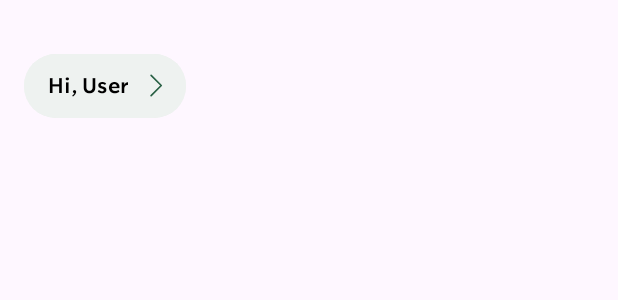
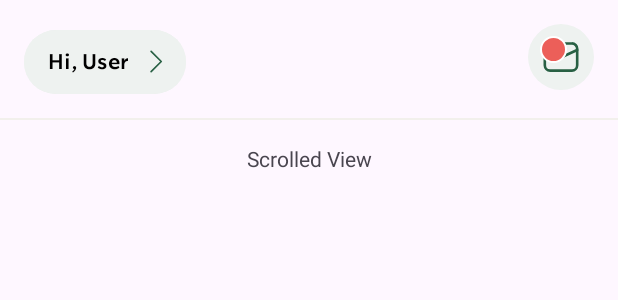
Before and after one commit to InSal99/UXAssignment3, an Android app: the layout activity_main.xml on its own in the app's theme, with its tools: preview values and no code run, on a phone screen of 412 x 824 dp. Shown: the top 300 px of the screen. Run offline under Robolectric (Android 15) with nearby library versions, the phone set to English and light mode, and no system bars.

Commit message:
add:icon-with-badge

```diff
--- /dev/null
+++ b/app/src/main/java/com/example/uxassignment3/IconWithBadgeView.kt
@@ -0,0 +1,51 @@
+package com.example.uxassignment3
+
+import android.content.Context
+import android.util.AttributeSet
+import android.view.LayoutInflater
+import android.widget.FrameLayout
+import android.widget.ImageView
+import android.widget.TextView
+
+class IconWithBadgeView @JvmOverloads constructor(
+    context: Context, attrs: AttributeSet? = null, defStyleAttr: Int = 0
+) : FrameLayout(context, attrs, defStyleAttr) {
+
+    private val icon: ImageView
+    private val badge: TextView
+
+    init {
+        // Inflate the layout
+        val view = LayoutInflater.from(context).inflate(R.layout.icon_with_badge, this, true)
+        icon = view.findViewById(R.id.ivIcon)
+        badge = view.findViewById(R.id.badge)
+
+        // Read the attrs
+        val typedArray = context.obtainStyledAttributes(attrs, R.styleable.IconWithBadgeView, defStyleAttr, 0)
+        val iconResId = typedArray.getResourceId(R.styleable.IconWithBadgeView_iconSrc, 0)
+        if (iconResId != 0) {
+            setIcon(iconResId)
+        }
+        typedArray.recycle()
+    }
+
+    // Set the icon
+    fun setIcon(resId: Int) {
+        icon.setImageResource(resId)
+    }
+
+    // Set the badge count
+    fun setBadgeCount(count: Int) {
+        if (count > 0) {
+            badge.text = if (count > 99) "99+" else count.toString()
+            badge.visibility = VISIBLE
+        } else {
+            badge.visibility = GONE
+        }
+    }
+
+    // Set the badge visibility
+    fun setBadgeVisible(isVisible: Boolean) {
+        badge.visibility = if (isVisible) VISIBLE else GONE
+    }
+}
--- a/app/src/main/java/com/example/uxassignment3/MainActivity.kt
+++ b/app/src/main/java/com/example/uxassignment3/MainActivity.kt
@@ -22,6 +22,8 @@ class MainActivity : AppCompatActivity() {
             insets
         }
 
+        binding.btnInbox.setBadgeCount(1)
+
 
     }
 }
--- /dev/null
+++ b/app/src/main/res/drawable/mail_icon.xml
@@ -0,0 +1,14 @@
+<vector
+    xmlns:android="http://schemas.android.com/apk/res/android"
+    android:height="800dp"
+    android:width="800dp"
+    android:viewportHeight="24"
+    android:viewportWidth="24">
+
+    <group>
+        <clip-path android:pathData="M0,0h24v24h-24z"/>
+        <path android:fillColor="#00000000" android:pathData="M18.25,4.25H5.75C4.093,4.25 2.75,5.593 2.75,7.25V16.75C2.75,18.407 4.093,19.75 5.75,19.75H18.25C19.907,19.75 21.25,18.407 21.25,16.75V7.25C21.25,5.593 19.907,4.25 18.25,4.25Z" android:strokeColor="#B6B6B6" android:strokeLineCap="round" android:strokeLineJoin="round" android:strokeWidth="1.5"/>
+        <path android:fillColor="#00000000" android:pathData="M2.75,8L11.165,11.866C11.427,11.986 11.712,12.049 12,12.049C12.288,12.049 12.573,11.986 12.835,11.866L21.25,8" android:strokeColor="#B6B6B6" android:strokeLineCap="round" android:strokeLineJoin="round" android:strokeWidth="1.5"/>
+    </group>
+
+</vector>
--- a/app/src/main/res/layout/activity_main.xml
+++ b/app/src/main/res/layout/activity_main.xml
@@ -8,33 +8,64 @@
     android:layout_height="match_parent"
     tools:context=".MainActivity">
 
-    <ScrollView
-        android:layout_width="match_parent"
-        android:layout_height="match_parent"
-        app:layout_constraintTop_toTopOf="parent"
-        app:layout_constraintStart_toStartOf="parent">
-
-        <androidx.constraintlayout.widget.ConstraintLayout
-            android:layout_width="match_parent"
-            android:layout_height="wrap_content"
-            android:layout_marginVertical="32dp">
-
     <com.google.android.material.button.MaterialButton
+        android:id="@+id/btnProfile"
         android:layout_width="wrap_content"
         android:layout_height="wrap_content"
         android:backgroundTint="@color/green_cool"
         android:text="Hi, User"
         android:textColor="@color/black_full"
-                style="@style/SubHeading.SemiBold"
+        style="@style/SubHeading_SemiBold"
         app:icon="@drawable/chevron_right_icon"
         app:iconTint="@color/green_starbucks"
         app:iconGravity="end"
         android:paddingVertical="12dp"
         android:paddingStart="16dp"
         android:paddingEnd="12dp"
-                android:layout_marginHorizontal="16dp"
+        android:layout_marginStart="16dp"
+        android:layout_marginTop="16dp"
         app:layout_constraintTop_toTopOf="parent"
         app:layout_constraintStart_toStartOf="parent"/>
+
+    <com.example.uxassignment3.IconWithBadgeView
+        android:id="@+id/btnInbox"
+        android:layout_width="44dp"
+        android:layout_height="0dp"
+        app:layout_constraintDimensionRatio="1:1"
+        app:iconSrc="@drawable/mail_icon"
+        android:layout_marginEnd="16dp"
+        app:layout_constraintTop_toTopOf="@id/btnProfile"
+        app:layout_constraintEnd_toEndOf="parent"/>
+
+    <com.google.android.material.divider.MaterialDivider
+        android:id="@+id/d1"
+        android:layout_width="match_parent"
+        android:layout_height="1dp"
+        app:dividerColor="@color/white_warm"
+        android:layout_marginTop="12dp"
+        app:layout_constraintStart_toStartOf="parent"
+        app:layout_constraintTop_toBottomOf="@id/btnProfile"/>
+
+    <ScrollView
+        android:layout_width="match_parent"
+        android:layout_height="wrap_content"
+        android:layout_marginVertical="16dp"
+        app:layout_constraintStart_toStartOf="parent"
+        app:layout_constraintTop_toBottomOf="@id/d1">
+
+        <androidx.constraintlayout.widget.ConstraintLayout
+            android:layout_width="match_parent"
+            android:layout_height="wrap_content">
+
+            <TextView
+                android:layout_width="wrap_content"
+                android:layout_height="wrap_content"
+                android:text="Scrolled View"
+                app:layout_constraintStart_toStartOf="parent"
+                app:layout_constraintEnd_toEndOf="parent"
+                app:layout_constraintTop_toBottomOf="@id/d1"
+                app:layout_constraintBottom_toBottomOf="parent"
+                tools:ignore="NotSibling" />
 
         </androidx.constraintlayout.widget.ConstraintLayout>
 
--- a/app/src/main/res/layout/icon_with_badge.xml
+++ b/app/src/main/res/layout/icon_with_badge.xml
@@ -16,7 +16,6 @@
         app:contentPadding="8dp"
         android:background="@drawable/rounded_bg_green"
         android:scaleType="centerInside"
-        android:padding="8dp"
         app:layout_constraintTop_toTopOf="parent"
         app:layout_constraintStart_toStartOf="parent"/>
 
@@ -24,16 +23,16 @@
         android:id="@+id/badge"
         android:layout_width="wrap_content"
         android:layout_height="wrap_content"
-        android:minWidth="24dp"
-        android:minHeight="24dp"
+        android:minWidth="18dp"
+        android:minHeight="18dp"
         android:gravity="center"
-        android:text="12"
-        android:textColor="@android:color/white"
-        style="@style/Caption.Regular"
+        android:textColor="@color/white_full"
+        style="@style/Caption_Regular"
         android:background="@drawable/rounded_bg_red"
+        android:paddingHorizontal="4dp"
         android:layout_gravity="top|end"
         android:layout_marginTop="8dp"
-        android:layout_marginEnd="8dp"
+        android:layout_marginStart="8dp"
         app:layout_constraintTop_toTopOf="@id/ivIcon"
         app:layout_constraintStart_toStartOf="@id/ivIcon"/>
 
--- a/app/src/main/res/values/colors.xml
+++ b/app/src/main/res/values/colors.xml
@@ -13,6 +13,7 @@
     //White
     <color name="white_full">#FFFFFF</color>
     <color name="white_cool">#F9F9F9</color>
+    <color name="white_warm">#F2F0EC</color>
 
     //Red
     <color name="red_full">#EC5F59</color>
--- a/app/src/main/res/values/styles.xml
+++ b/app/src/main/res/values/styles.xml
@@ -2,20 +2,20 @@
 <resources>
 
     //Text Style
-    <style name="SubHeading.Regular">
+    <style name="SubHeading_Regular">
         <item name="android:fontFamily">@font/sodosans_regular</item>
         <item name="android:textSize">14sp</item>
     </style>
-    <style name="SubHeading.SemiBold">
+    <style name="SubHeading_SemiBold">
         <item name="android:fontFamily">@font/sodosans_semibold</item>
         <item name="android:textSize">14sp</item>
     </style>
-    <style name="SubHeading.Bold">
+    <style name="SubHeading_Bold">
         <item name="android:fontFamily">@font/sodosans_bold</item>
         <item name="android:textSize">14sp</item>
     </style>
 
-    <style name="Caption.Regular">
+    <style name="Caption_Regular">
         <item name="android:fontFamily">@font/sodosans_regular</item>
         <item name="android:textSize">10sp</item>
     </style>
```
Lines whose indentation alone changed are shown as unchanged.
